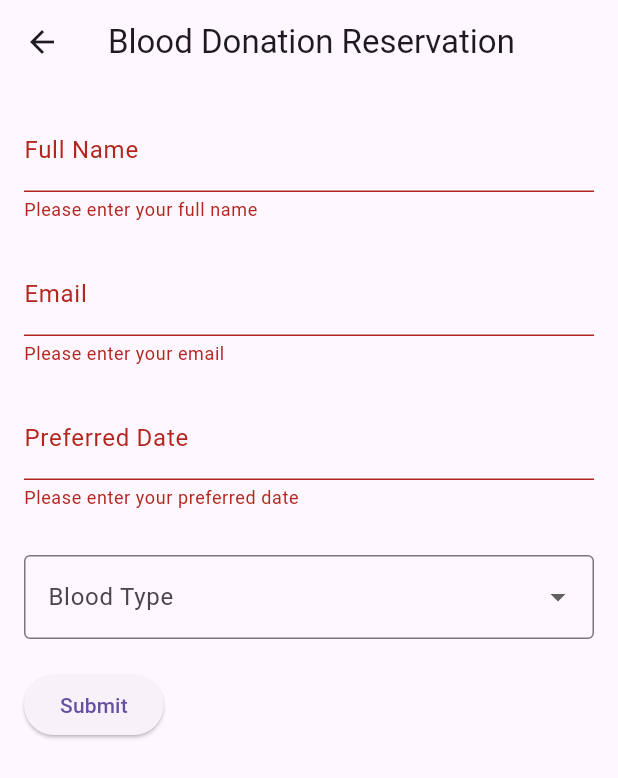
After one commit to Medic01/Sustav_za_transfuziologiju, a Flutter app: the BloodDonationReservationPage screen opened directly, after a tap on "Submit", on a phone screen of 412 x 824 dp. The commit adds this screen. Shown: the top 778 px of the screen. Run offline on Flutter 3.47's test engine with Material 3 defaults, Android fonts, the phone set to English and light mode, and no system bars; our stand-ins replace cloud_firestore, firebase_auth, firebase_core, flutter_dotenv, flutter_pw_validator, mask_text_input_formatter; accounts and stored records are empty.

Commit message:
added blood donation reservation

```diff
--- /dev/null
+++ b/lib/screens/user/blood_donation_reservation_page.dart
@@ -0,0 +1,146 @@
+import 'package:flutter/material.dart';
+import 'package:cloud_firestore/cloud_firestore.dart';
+import 'package:flutter/services.dart';
+import 'package:mask_text_input_formatter/mask_text_input_formatter.dart';
+import 'package:sustav_za_transfuziologiju/welcome_page.dart';
+import '../enums/blood_types.dart';
+import '../widgets/blood_type_dropdown_widget.dart';
+
+class BloodDonationReservationPage extends StatefulWidget {
+  @override
+  _BloodDonationReservationPageState createState() =>
+      _BloodDonationReservationPageState();
+}
+
+class _BloodDonationReservationPageState
+    extends State<BloodDonationReservationPage> {
+  final _formKey = GlobalKey<FormState>();
+  final _nameController = TextEditingController();
+  final _emailController = TextEditingController();
+  final _dateController = TextEditingController();
+  String? _selectedBloodType;
+  late MaskTextInputFormatter _dateMaskFormatter;
+  final _emailRegExp =
+      RegExp(r'^[\w-\.]+@([\w-]+\.)+[\w-]{2,4}$'); // RegExp za provjeru e-pošte
+
+  @override
+  void initState() {
+    super.initState();
+    _dateMaskFormatter = MaskTextInputFormatter(
+      mask: '##/##/####',
+      filter: {"#": RegExp(r'[0-9]')},
+      type: MaskAutoCompletionType.lazy,
+    );
+  }
+
+  void _submitForm() async {
+    if (_formKey.currentState!.validate() && _selectedBloodType != null) {
+      // Save data to Firestore
+      await FirebaseFirestore.instance
+          .collection('date_reservation_blood_donation')
+          .add({
+        'name': _nameController.text,
+        'email': _emailController.text,
+        'date': _dateController.text,
+        'blood_type': _selectedBloodType, // Sprema se kao string
+      });
+
+      // Show success dialog
+      showDialog(
+        context: context,
+        builder: (context) => AlertDialog(
+          title: Text('Success'),
+          content: Text('Your blood donation reservation has been submitted.'),
+          actions: [
+            TextButton(
+              onPressed: () {
+                // Navigirajte na WelcomePage
+                Navigator.of(context).pushAndRemoveUntil(
+                  MaterialPageRoute(builder: (context) => WelcomePage()),
+                  (Route<dynamic> route) => false,
+                );
+              },
+              child: Text('OK'),
+            ),
+          ],
+        ),
+      );
+    }
+  }
+
+  @override
+  Widget build(BuildContext context) {
+    return Scaffold(
+      appBar: AppBar(
+        title: Text('Blood Donation Reservation'),
+      ),
+      body: SingleChildScrollView(
+        child: Padding(
+          padding: const EdgeInsets.all(16.0),
+          child: Form(
+            key: _formKey,
+            child: Column(
+              crossAxisAlignment: CrossAxisAlignment.start,
+              children: [
+                TextFormField(
+                  controller: _nameController,
+                  decoration: InputDecoration(labelText: 'Full Name'),
+                  validator: (value) {
+                    if (value == null || value.isEmpty) {
+                      return 'Please enter your full name';
+                    }
+                    return null;
+                  },
+                ),
+                SizedBox(height: 20),
+                TextFormField(
+                  controller: _emailController,
+                  decoration: InputDecoration(labelText: 'Email'),
+                  validator: (value) {
+                    if (value == null || value.isEmpty) {
+                      return 'Please enter your email';
+                    }
+                    if (!_emailRegExp.hasMatch(value)) {
+                      return 'Please enter a valid email address';
+                    }
+                    return null;
+                  },
+                ),
+                SizedBox(height: 20),
+                TextFormField(
+                  controller: _dateController,
+                  decoration: InputDecoration(labelText: 'Preferred Date'),
+                  inputFormatters: [_dateMaskFormatter],
+                  validator: (value) {
+                    if (value == null || value.isEmpty) {
+                      return 'Please enter your preferred date';
+                    }
+                    return null;
+                  },
+                ),
+                SizedBox(height: 20),
+                BloodTypeDropdownWidget(
+                  onChanged: (value) {
+                    setState(() {
+                      _selectedBloodType = value.toString().split('.').last;
+                    });
+                  },
+                  value: _selectedBloodType != null
+                      ? BloodTypes.values.firstWhere((element) =>
+                          element.toString().split('.').last ==
+                          _selectedBloodType)
+                      : null,
+                ),
+                SizedBox(height: 20),
+                ElevatedButton(
+                  onPressed: _submitForm,
+                  child: Text('Submit'),
+                ),
+              ],
+            ),
+          ),
+        ),
+      ),
+    );
+  }
+}
--- a/lib/welcome_page.dart
+++ b/lib/welcome_page.dart
@@ -1,6 +1,7 @@
 import 'package:flutter/material.dart';
 import 'package:sustav_za_transfuziologiju/main.dart';
 import 'package:sustav_za_transfuziologiju/screens/user/user_home_page.dart';
+import 'package:sustav_za_transfuziologiju/screens/user/blood_donation_reservation_page.dart';
 
 class WelcomePage extends StatelessWidget {
   @override
@@ -28,6 +29,18 @@ class WelcomePage extends StatelessWidget {
               },
               child: Text('Go to User Home'),
             ),
+            SizedBox(height: 10.0), // Dodajemo razmak od 10.0 visine
+            ElevatedButton(
+              onPressed: () {
+                // Navigate to BloodDonationReservationPage
+                Navigator.push(
+                  context,
+                  MaterialPageRoute(
+                      builder: (context) => BloodDonationReservationPage()),
+                );
+              },
+              child: Text('Reserve a Date for Blood Donation'),
+            ),
           ],
         ),
       ),
```
